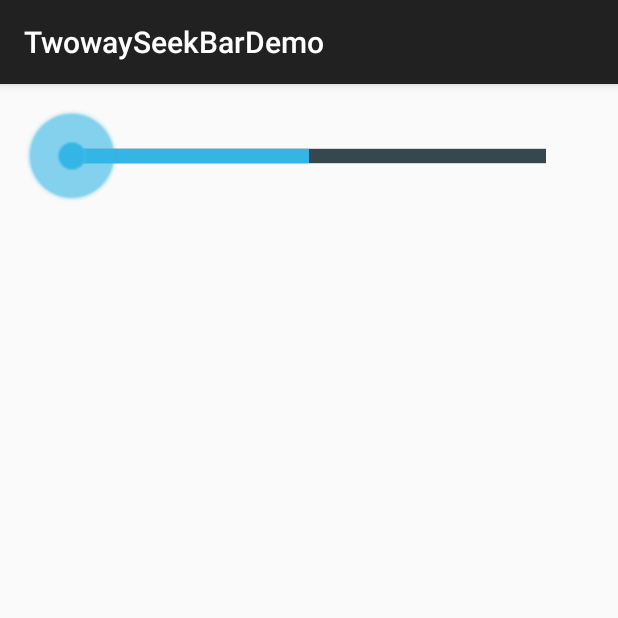
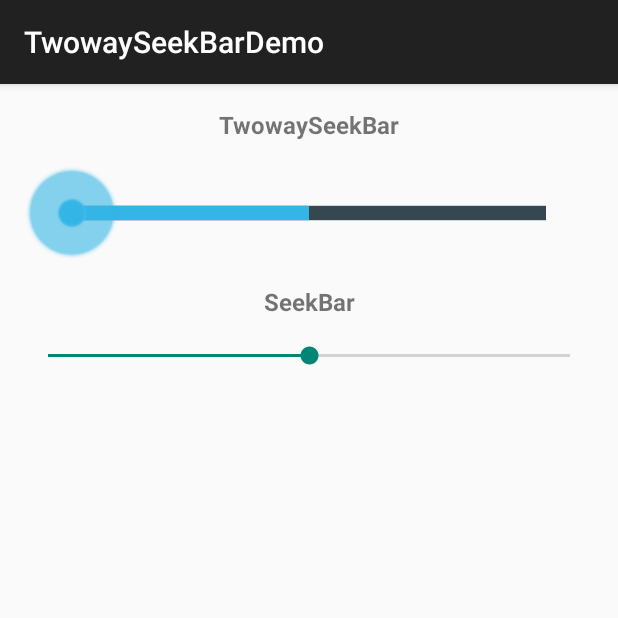
Before and after one commit to Guiorgy/TwowaySeekBar, an Android app: the screen it shows after launch (MainActivity), on a phone screen of 412 x 824 dp, the top half of it. Run offline under Robolectric (Android 15) with nearby library versions, the phone set to English and light mode, and no system bars; 1 statement that could not run was skipped.

Commit message:
Update activity_main.xml

```diff
--- a/app/src/main/res/layout/activity_main.xml
+++ b/app/src/main/res/layout/activity_main.xml
@@ -1,21 +1,50 @@
-<FrameLayout xmlns:android="http://schemas.android.com/apk/res/android"
+<LinearLayout xmlns:android="http://schemas.android.com/apk/res/android"
     xmlns:tools="http://schemas.android.com/tools"
-             xmlns:custom="http://schemas.android.com/apk/res-auto"
+    xmlns:custom="http://schemas.android.com/apk/res-auto"
     android:layout_width="match_parent"
     android:layout_height="match_parent"
+    android:orientation="vertical"
     android:paddingLeft="@dimen/activity_horizontal_margin"
     android:paddingRight="@dimen/activity_horizontal_margin"
     android:paddingTop="@dimen/activity_vertical_margin"
     android:paddingBottom="@dimen/activity_vertical_margin"
     tools:context="com.vashisthg.guiorgy.demo.MainActivity">
 
+    <TextView
+        android:layout_width="match_parent"
+        android:layout_height="wrap_content"
+        android:layout_marginBottom="@dimen/activity_vertical_margin"
+        android:gravity="center"
+        android:textSize="16sp"
+        android:textStyle="bold"
+        android:text="TwowaySeekBar"/>
+
     <com.vashisthg.guiorgy.TwowaySeekBar
+        android:id="@+id/twoway_seek_bar"
+        android:layout_width="match_parent"
+        android:layout_height="wrap_content"
+        android:layout_marginBottom="@dimen/activity_vertical_margin"
+        custom:minValue="-40.0"
+        custom:maxValue="40.0"
+        android:progress="20"
+        custom:defaultBackgroundColor="@color/default_background_color"
+        custom:defaultBackgroundRangeColor="@color/default_background_range_color"/>
+
+    <TextView
+        android:layout_width="match_parent"
+        android:layout_height="wrap_content"
+        android:layout_marginBottom="@dimen/activity_vertical_margin"
+        android:gravity="center"
+        android:textSize="16sp"
+        android:textStyle="bold"
+        android:text="SeekBar"/>
+
+    <SeekBar
         android:id="@+id/seek_bar"
         android:layout_width="match_parent"
         android:layout_height="wrap_content"
-        custom:minValue="-40.0"
-        custom:maxValue="+40.0"
-        custom:defaultBackgroundColor="@color/default_background_color"
-        custom:defaultBackgroundRangeColor="@color/default_background_range_color"/>
-
-</FrameLayout>
+        android:layout_marginBottom="@dimen/activity_vertical_margin"
+        android:min="-40"
+        android:max="40"
+        android:progress="0"/>
+</LinearLayout>
```
